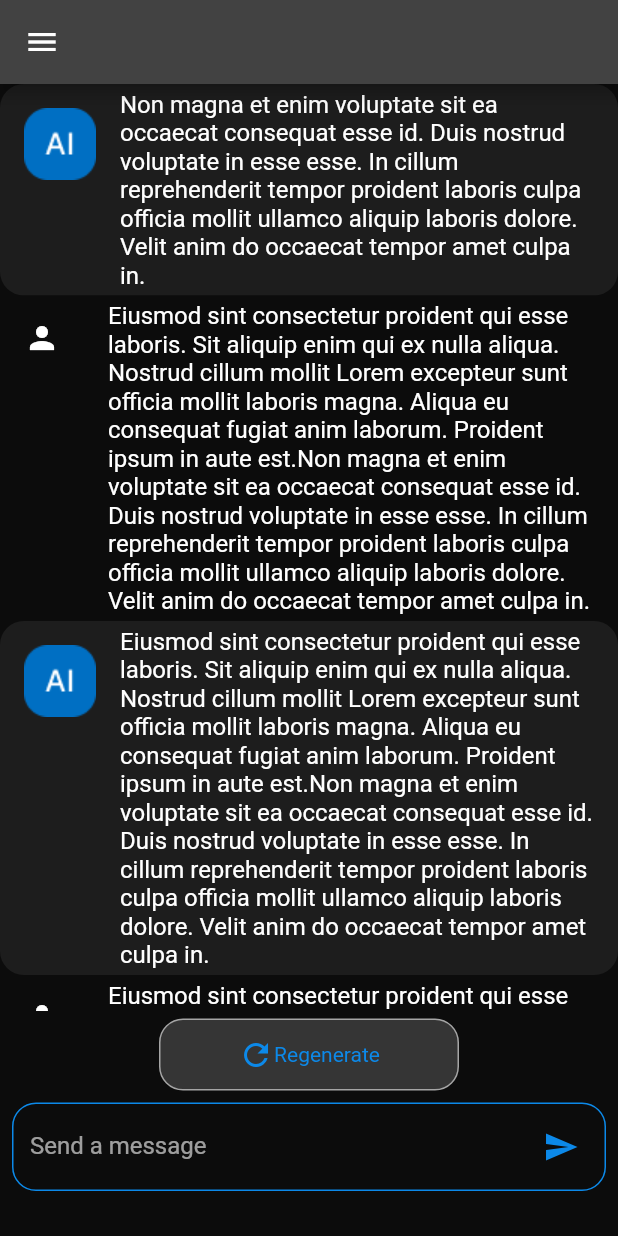
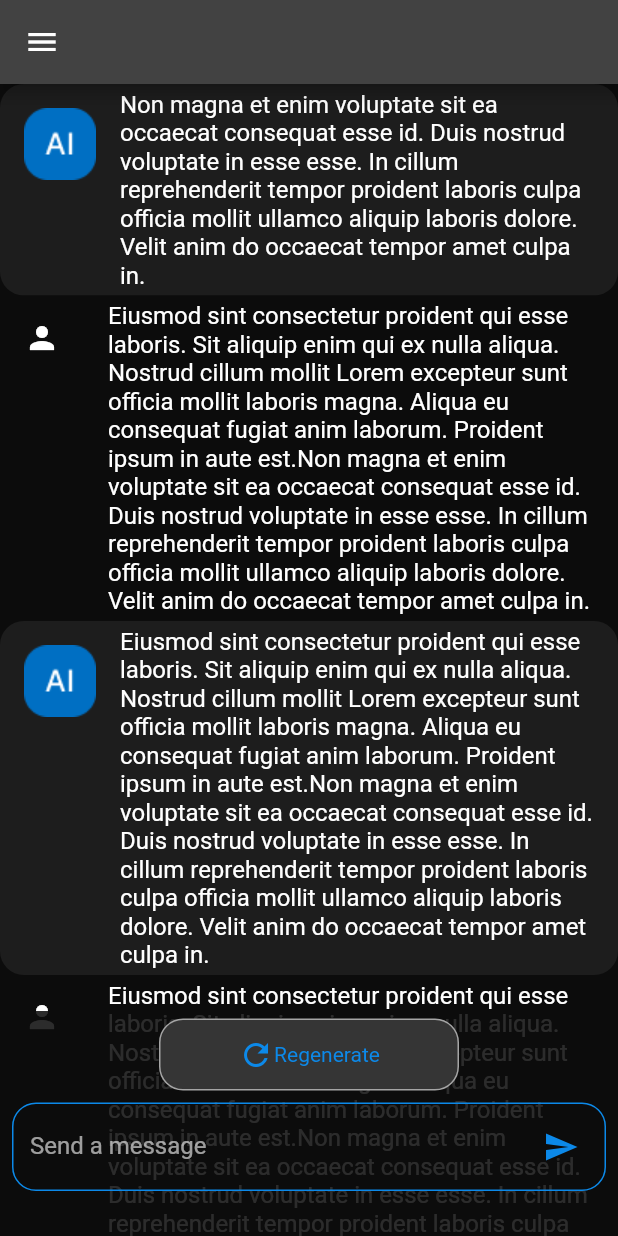
Before and after one commit to Manuspect/FlutterChatGpt, a Flutter app: the screen it shows after launch, on a phone screen of 412 x 824 dp. Run offline on Flutter 3.47's test engine with Material 2 defaults, Android fonts, the light colour scheme and no system bars; our stand-ins replace equatable.

Commit message:
changed background

```diff
--- a/custom_chat_gpt/lib/feature/presentation/widget/bottom_panel.dart
+++ b/custom_chat_gpt/lib/feature/presentation/widget/bottom_panel.dart
@@ -9,12 +9,15 @@ class BottomPanel extends StatelessWidget {
 
   @override
   Widget build(BuildContext context) {
-    return SizedBox(
+    return Container(
+      decoration: BoxDecoration(
+        borderRadius: BorderRadius.circular(15)
+      ),
       width: 768,
       height: 150,
       child: BottomSheet(
         enableDrag: false,
-        backgroundColor: AppColors.mainBackground,
+        backgroundColor: Color(0xDD0C0C0C),
         builder: (context) {
           return const Column(
             mainAxisAlignment: MainAxisAlignment.end,
```
